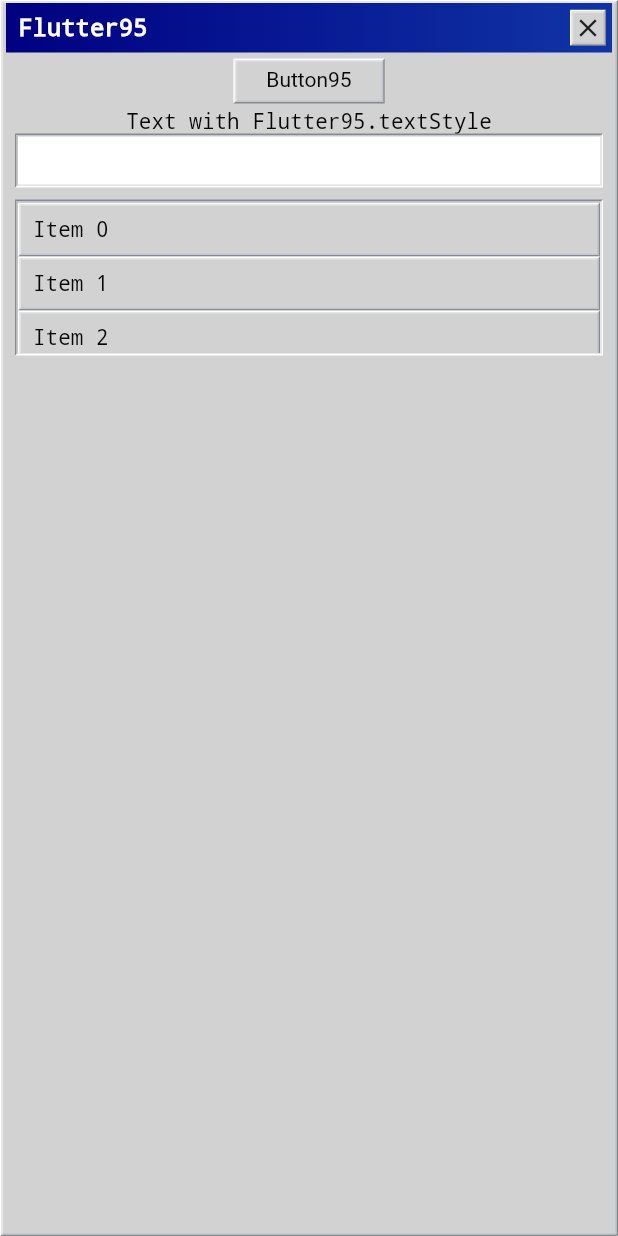
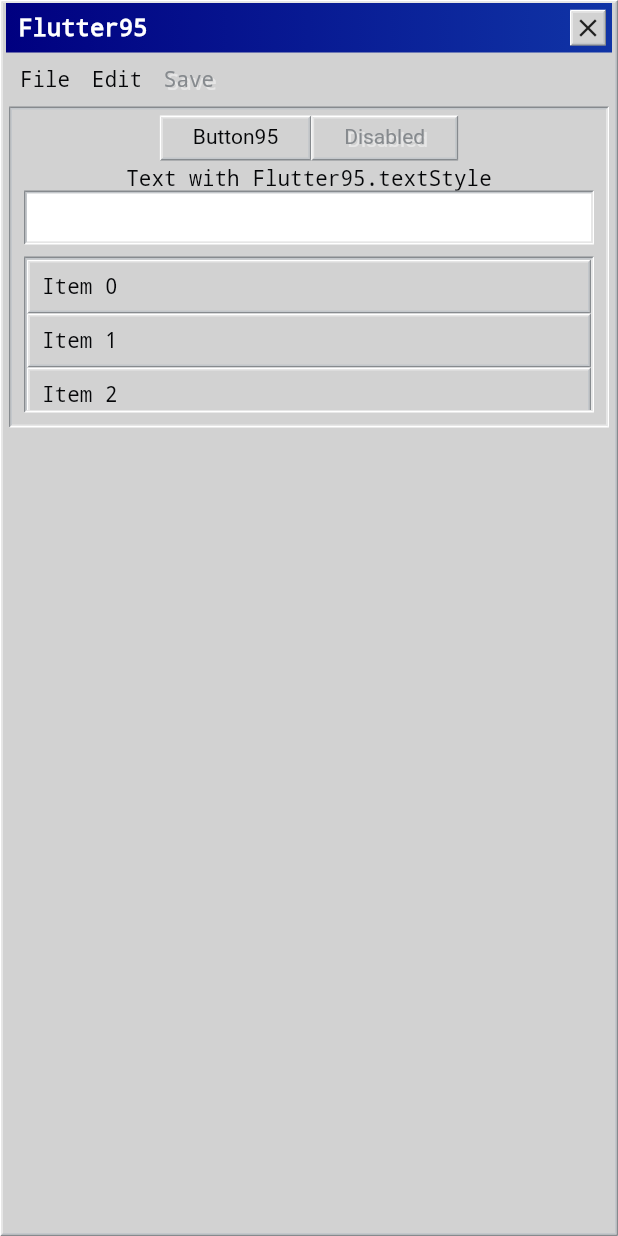
Before and after one commit to miquelbeltran/flutter95, a Flutter app: the screen it shows after launch, on a phone screen of 412 x 824 dp. Run offline on Flutter 3.47's test engine with Material 2 defaults, Android fonts, the phone set to English and light mode, and no system bars.

Commit message:
toolbar95

```diff
--- a/example/lib/main.dart
+++ b/example/lib/main.dart
@@ -13,11 +13,37 @@ class Flutter95App extends StatelessWidget {
       color: Flutter95.background,
       home: Scaffold95(
         title: 'Flutter95',
-        body: Column(
+        toolbar: Toolbar95(actions: [
+          Item95(
+            label: 'File',
+            onTap: () {},
+          ),
+          Item95(
+            label: 'Edit',
+            onTap: () {},
+          ),
+          Item95(
+            label: 'Save',
+          ),
+        ]),
+        body: Padding(
+          padding: const EdgeInsets.symmetric(horizontal: 4.0),
+          child: Elevation95(
+            type: Elevation95Type.down,
+            child: Column(
+              children: <Widget>[
+                const SizedBox(height: 4),
+                Row(
+                  mainAxisAlignment: MainAxisAlignment.center,
                   children: <Widget>[
                     Button95(
                       onTap: () {},
                       child: Text('Button95'),
+                    ),
+                    Button95(
+                      child: Text('Disabled'),
+                    ),
+                  ],
                 ),
                 const SizedBox(height: 4),
                 Text(
@@ -30,6 +56,8 @@ class Flutter95App extends StatelessWidget {
                 ),
                 _buildListView(),
               ],
+            ),
+          ),
         ),
       ),
     );
--- a/lib/flutter95.dart
+++ b/lib/flutter95.dart
@@ -4,4 +4,5 @@ export 'src/button95.dart';
 export 'src/globals.dart';
 export 'src/scaffold95.dart';
 export 'src/text_field95.dart';
+export 'src/toolbar95.dart';
 export 'src/utils.dart';
--- a/lib/src/button95.dart
+++ b/lib/src/button95.dart
@@ -30,7 +30,9 @@ class _Button95State extends State<Button95> {
       child: GestureDetector(
         onTap: widget.onTap,
         onTapDown: (details) => setState(() {
-          _tapped = true;
+          if (widget.onTap != null) {
+            _tapped = true;
+          }
         }),
         onTapUp: (details) => setState(() {
           _tapped = false;
@@ -46,7 +48,9 @@ class _Button95State extends State<Button95> {
                 ? Flutter95.pressedDecoration
                 : Flutter95.elevatedDecoration,
             child: DefaultTextStyle(
-              style: Flutter95.textStyle,
+              style: widget.onTap != null
+                  ? Flutter95.textStyle
+                  : Flutter95.disabledTextStyle,
               child: Padding(
                 padding: _tapped
                     ? const EdgeInsets.only(top: 1.0, left: 1.0)
--- a/lib/src/globals.dart
+++ b/lib/src/globals.dart
@@ -59,6 +59,11 @@ class Flutter95 {
     ),
   );
 
+  static final invisibleBorder = BoxDecoration(
+    color: background,
+    border: Border.all(color: background),
+  );
+
   static const headerTextStyle = TextStyle(
     color: Color(0xFFFFFFFF),
     fontSize: 16,
@@ -72,4 +77,16 @@ class Flutter95 {
     decoration: TextDecoration.none,
     fontWeight: FontWeight.normal,
   );
+
+  static final disabledTextStyle = TextStyle(
+      color: Flutter95.grays[3],
+      fontSize: 14,
+      decoration: TextDecoration.none,
+      fontWeight: FontWeight.normal,
+      shadows: [
+        Shadow(
+          color: Flutter95.grays[0],
+          offset: Offset(2, 2)
+        )
+      ]);
 }
--- a/lib/src/scaffold95.dart
+++ b/lib/src/scaffold95.dart
@@ -1,5 +1,6 @@
 import 'package:flutter/material.dart';
 import 'package:flutter/widgets.dart';
+import 'package:flutter95/src/toolbar95.dart';
 import 'package:flutter95/src/utils.dart';
 
 import 'button95.dart';
@@ -9,11 +10,13 @@ class Scaffold95 extends StatelessWidget {
   const Scaffold95({
     @required this.title,
     @required this.body,
+    this.toolbar,
     Key key,
   }) : super(key: key);
 
   final String title;
   final Widget body;
+  final Toolbar95 toolbar;
 
   @override
   Widget build(BuildContext context) {
@@ -22,6 +25,8 @@ class Scaffold95 extends StatelessWidget {
         children: <Widget>[
           WindowHeader95(title: title),
           const SizedBox(height: 4),
+          if (toolbar != null) toolbar,
+          if (toolbar != null) const SizedBox(height: 4),
           body,
         ],
       ),
--- /dev/null
+++ b/lib/src/toolbar95.dart
@@ -0,0 +1,84 @@
+import 'package:flutter/rendering.dart';
+import 'package:flutter/widgets.dart';
+import 'package:flutter95/flutter95.dart';
+
+class Toolbar95 extends StatelessWidget {
+  Toolbar95({
+    this.actions,
+    Key key,
+  }) : super(key: key);
+
+  final List<Item95> actions;
+
+  @override
+  Widget build(BuildContext context) {
+    return Padding(
+      padding: const EdgeInsets.symmetric(horizontal: 4.0, vertical: 2.0),
+      child: Row(
+        children: actions,
+      ),
+    );
+  }
+}
+
+class Item95 extends StatefulWidget {
+  const Item95({
+    @required this.label,
+    this.onTap,
+    Key key,
+  }) : super(key: key);
+
+  final String label;
+
+  final Function() onTap;
+
+  @override
+  _Item95State createState() => _Item95State();
+}
+
+class _Item95State extends State<Item95> {
+  bool _tapped = false;
+
+  @override
+  Widget build(BuildContext context) {
+    return ConstrainedBox(
+      constraints: BoxConstraints(
+        maxHeight: 24,
+        minWidth: 48,
+      ),
+      child: GestureDetector(
+        onTap: widget.onTap,
+        onTapDown: (details) => setState(() {
+          if (widget.onTap != null) {
+            _tapped = true;
+          }
+        }),
+        onTapUp: (details) => setState(() {
+          _tapped = false;
+        }),
+        onTapCancel: () => setState(() => _tapped = false),
+        child: Container(
+          decoration: _tapped
+              ? Flutter95.pressedDecorationOutside
+              : Flutter95.invisibleBorder,
+          child: Container(
+            decoration: _tapped
+                ? Flutter95.pressedDecoration
+                : Flutter95.invisibleBorder,
+            padding: _tapped
+                ? const EdgeInsets.only(top: 1.0, left: 1.0)
+                : const EdgeInsets.all(0.0),
+            child: Center(
+              child: Text(
+                widget.label,
+                style: widget.onTap != null
+                    ? Flutter95.textStyle
+                    : Flutter95.disabledTextStyle,
+              ),
+            ),
+          ),
+        ),
+      ),
+    );
+  }
+}
```
Also changed, not shown: example/pubspec.lock. Lines whose indentation alone changed are shown as unchanged.
